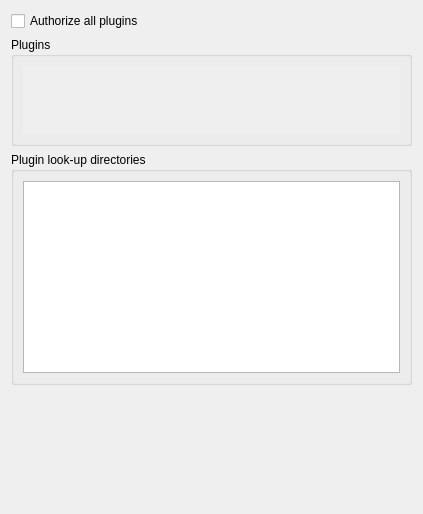
RetroShare/RetroShare, file retroshare-gui/src/gui/settings/PluginsPage.ui: the form before one commit.
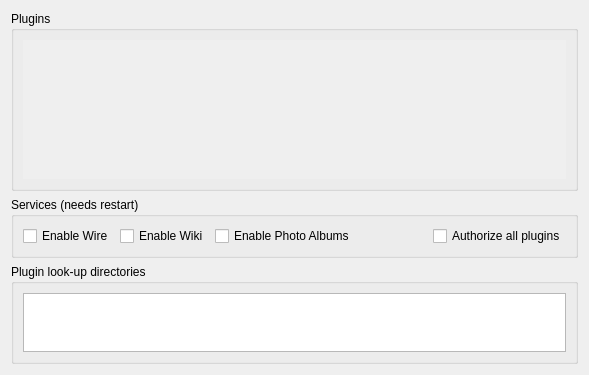
The form after the commit.

Commit message: Added option to disable the ui for the unfinished services on plugins page

Patch:
```diff
--- a/retroshare-gui/src/gui/settings/PluginsPage.ui
+++ b/retroshare-gui/src/gui/settings/PluginsPage.ui
@@ -6,29 +6,22 @@
    <rect>
     <x>0</x>
     <y>0</y>
-    <width>423</width>
-    <height>514</height>
+    <width>589</width>
+    <height>375</height>
    </rect>
   </property>
   <property name="contextMenuPolicy">
    <enum>Qt::NoContextMenu</enum>
   </property>
-  <layout class="QVBoxLayout" name="verticalLayout_2">
-   <item>
-    <widget class="QCheckBox" name="enableAll">
+  <layout class="QGridLayout" name="gridLayout_2">
+   <item row="1" column="0">
+    <widget class="QGroupBox" name="groupBox">
      <property name="sizePolicy">
-      <sizepolicy hsizetype="Minimum" vsizetype="Preferred">
+      <sizepolicy hsizetype="Expanding" vsizetype="Expanding">
        <horstretch>0</horstretch>
        <verstretch>0</verstretch>
       </sizepolicy>
      </property>
-     <property name="text">
-      <string>Authorize all plugins</string>
-     </property>
-    </widget>
-   </item>
-   <item>
-    <widget class="QGroupBox" name="groupBox">
      <property name="title">
       <string>Plugins</string>
      </property>
@@ -85,8 +78,73 @@
      </layout>
     </widget>
    </item>
-   <item>
+   <item row="2" column="0">
+    <widget class="QGroupBox" name="serviceGroupBox">
+     <property name="toolTip">
+      <string>&lt;html&gt;&lt;head/&gt;&lt;body&gt;&lt;p&gt;Enable or disable the UI for the services requires a restart&lt;/p&gt;&lt;/body&gt;&lt;/html&gt;</string>
+     </property>
+     <property name="title">
+      <string>Services (needs restart)</string>
+     </property>
+     <layout class="QHBoxLayout" name="horizontalLayout">
+      <item>
+       <widget class="QCheckBox" name="wireBox">
+        <property name="text">
+         <string>Enable Wire</string>
+        </property>
+       </widget>
+      </item>
+      <item>
+       <widget class="QCheckBox" name="wikiBox">
+        <property name="text">
+         <string>Enable Wiki</string>
+        </property>
+       </widget>
+      </item>
+      <item>
+       <widget class="QCheckBox" name="photosBox">
+        <property name="text">
+         <string>Enable Photo Albums</string>
+        </property>
+       </widget>
+      </item>
+      <item>
+       <spacer name="horizontalSpacer">
+        <property name="orientation">
+         <enum>Qt::Horizontal</enum>
+        </property>
+        <property name="sizeHint" stdset="0">
+         <size>
+          <width>126</width>
+          <height>20</height>
+         </size>
+        </property>
+       </spacer>
+      </item>
+      <item>
+       <widget class="QCheckBox" name="enableAll">
+        <property name="sizePolicy">
+         <sizepolicy hsizetype="Preferred" vsizetype="Preferred">
+          <horstretch>0</horstretch>
+          <verstretch>0</verstretch>
+         </sizepolicy>
+        </property>
+        <property name="text">
+         <string>Authorize all plugins</string>
+        </property>
+       </widget>
+      </item>
+     </layout>
+    </widget>
+   </item>
+   <item row="3" column="0">
     <widget class="QGroupBox" name="groupBox_2">
+     <property name="maximumSize">
+      <size>
+       <width>16777215</width>
+       <height>100</height>
+      </size>
+     </property>
      <property name="title">
       <string>Plugin look-up directories</string>
      </property>
@@ -104,19 +162,6 @@
      </layout>
     </widget>
    </item>
-   <item>
-    <spacer name="verticalSpacer_2">
-     <property name="orientation">
-      <enum>Qt::Vertical</enum>
-     </property>
-     <property name="sizeHint" stdset="0">
-      <size>
-       <width>20</width>
-       <height>40</height>
-      </size>
-     </property>
-    </spacer>
-   </item>
   </layout>
  </widget>
  <resources/>
```
Left out of the diff: 2 changed lines with no effect on the pictures. The commit also changes 5 other files.
